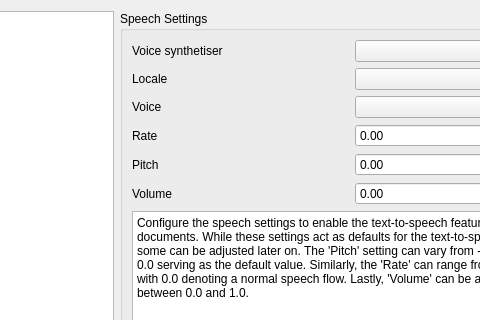
Qt form Pdf4QtLibGui/pdfviewersettingsdialog.ui (JakubMelka/PDF4QT) before a commit; both pictures show x 153 to 633 and y 0 to 320 of the 747 by 617 pixel window.
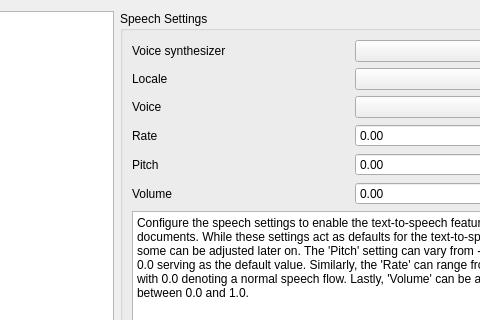
The same form after that commit. The open tabs and pages were chosen to show the change.

What changed in the file:
```diff
--- a/Pdf4QtLibGui/pdfviewersettingsdialog.ui
+++ b/Pdf4QtLibGui/pdfviewersettingsdialog.ui
@@ -1266,7 +1266,7 @@
               <item row="0" column="0">
                <widget class="QLabel" name="speechSynthethiserLabel">
                 <property name="text">
-                 <string>Voice synthetiser</string>
+                 <string>Voice synthesizer</string>
                 </property>
                </widget>
               </item>
```
